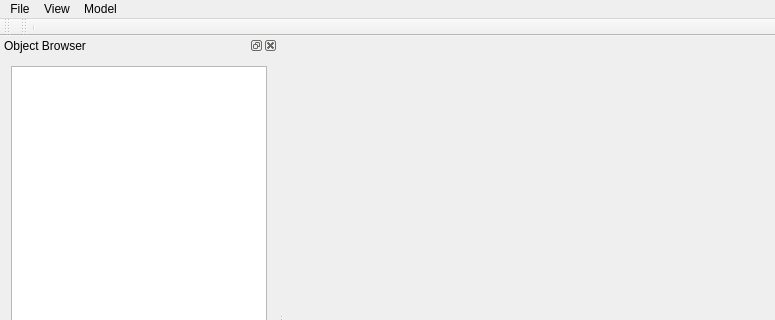
The window that mainwindow.ui (ArashMassoudieh/OpenHydroQual) describes before a commit, drawn with Qt 5; both pictures show x 0 to 775 and y 0 to 320 of the 775 by 631 pixel window.
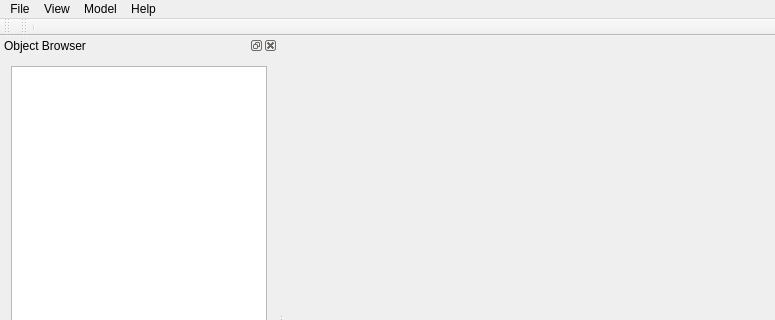
The same window after the commit. Icons and pictures are not drawn.

Patch:
```diff
--- a/mainwindow.ui
+++ b/mainwindow.ui
@@ -73,9 +73,16 @@
     <addaction name="actionValidate"/>
     <addaction name="actionRun"/>
    </widget>
+   <widget class="QMenu" name="menuHelp">
+    <property name="title">
+     <string>Help</string>
+    </property>
+    <addaction name="actionAbout"/>
+   </widget>
    <addaction name="menuFilw"/>
    <addaction name="menuView"/>
    <addaction name="menuModel"/>
+   <addaction name="menuHelp"/>
   </widget>
   <widget class="QToolBar" name="mainToolBar">
    <property name="iconSize">
```
Left out of the diff: 17 changed lines with no effect on the pictures.
